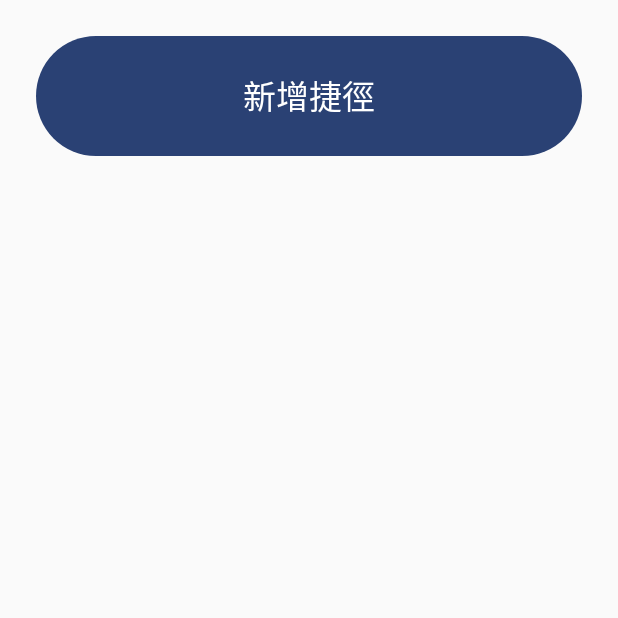
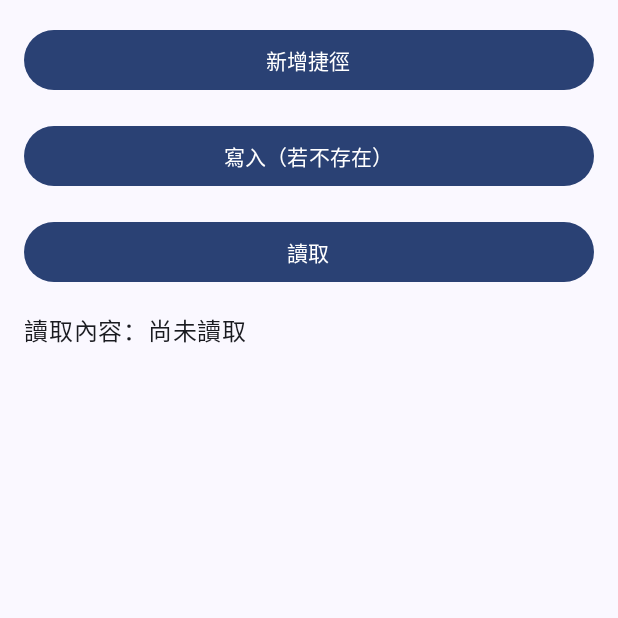
Before and after one commit to emawnag/desktopNumberRecord, an Android app built with Jetpack Compose: the screen it shows after launch (MainActivity), after a tap on "新增捷徑", on a phone screen of 412 x 824 dp, the top half of it. Run offline under Robolectric (Android 15) with nearby library versions, the phone set to English and light mode, and no system bars; 1 statement that could not run was skipped.

Commit message:
手動大改

```diff
--- a/app/src/main/java/andy/the/breaker/testempty1/MainActivity.kt
+++ b/app/src/main/java/andy/the/breaker/testempty1/MainActivity.kt
@@ -1,6 +1,10 @@
 package andy.the.breaker.testempty1
 
+import android.app.PendingIntent
+import android.content.BroadcastReceiver
+import android.content.Context
 import android.content.Intent
+import android.content.IntentFilter
 import android.content.pm.ShortcutInfo
 import android.content.pm.ShortcutManager
 import android.graphics.drawable.Icon
@@ -10,6 +14,8 @@ import android.widget.Toast
 import androidx.activity.ComponentActivity
 import androidx.activity.compose.setContent
 import androidx.activity.enableEdgeToEdge
+import androidx.compose.foundation.layout.Arrangement
+import androidx.compose.foundation.layout.Column
 import androidx.compose.foundation.layout.fillMaxSize
 import androidx.compose.foundation.layout.fillMaxWidth
 import androidx.compose.foundation.layout.height
@@ -19,53 +25,73 @@ import androidx.compose.material3.MaterialTheme
 import androidx.compose.material3.Scaffold
 import androidx.compose.material3.Text
 import androidx.compose.runtime.Composable
+import androidx.compose.runtime.getValue
+import androidx.compose.runtime.mutableStateOf
+import androidx.compose.runtime.remember
+import androidx.compose.runtime.setValue
 import androidx.compose.ui.Modifier
 import androidx.compose.ui.tooling.preview.Preview
 import androidx.compose.ui.unit.dp
 import andy.the.breaker.testempty1.ui.theme.Testempty1Theme
+import java.io.File
 import kotlin.jvm.java
 
 class MainActivity : ComponentActivity() {
-    /*override fun onCreate(savedInstanceState: Bundle?) {
+    private lateinit var warehouse: WarehouseManagement
+
+    override fun onCreate(savedInstanceState: Bundle?) {
         super.onCreate(savedInstanceState)
-        enableEdgeToEdge()
+
+        warehouse = WarehouseManagement(this) // 初始化
+
         setContent {
+            var fileContent by remember { mutableStateOf("尚未讀取") }
+
             Testempty1Theme {
-                Scaffold(modifier = Modifier.fillMaxSize()) { innerPadding ->
-                    Greeting(
-                        name = "Android",
-                        modifier = Modifier.padding(innerPadding)
-                    )
+                Scaffold { padding ->
+                    Column(
+                        modifier = Modifier
+                            .padding(padding)
+                            .padding(16.dp)
+                            .fillMaxSize(),
+                        verticalArrangement = Arrangement.spacedBy(16.dp)
+                    ) {
+                        Button(onClick = {
+                            shortcutIndex = 0
+                            createNextShortcut()
+                        }, modifier = Modifier.fillMaxWidth()) {
+                            Text("新增捷徑")
+                        }
+
+                        Button(
+                            onClick = {
+                                val msg = warehouse.writeToFileIfNotExists("my_file.txt", "這是測試內容")
+                                Toast.makeText(this@MainActivity, msg, Toast.LENGTH_SHORT).show()
+                            },
+                            modifier = Modifier.fillMaxWidth()
+                        ) {
+                            Text("寫入（若不存在）")
+                        }
+
+                        Button(
+                            onClick = {
+                                fileContent = warehouse.readFromFile("main.json")
+                            },
+                            modifier = Modifier.fillMaxWidth()
+                        ) {
+                            Text("讀取")
+                        }
+
+                        Text("讀取內容：$fileContent")
+                    }
                 }
             }
         }
-    }*/
-    /*override fun onCreate(savedInstanceState: Bundle?) {
-        super.onCreate(savedInstanceState)
+    }
 
-        // 顯示 Toast 訊息
-        Toast.makeText(this, "你的訊息內容", Toast.LENGTH_SHORT).show()
-
-        // 關閉 Activity
-        finish()
-    }*/
-    override fun onCreate(savedInstanceState: Bundle?) {
-        super.onCreate(savedInstanceState)
-
-        setContent {
-            Testempty1Theme {
-                AddShortcutScreen { createShortcut() }
-            }
-        }
-    }
-    private fun createShortcut() {
+    /*private fun createShortcut() {
         if (Build.VERSION.SDK_INT >= Build.VERSION_CODES.O) {
             val shortcutManager = getSystemService(ShortcutManager::class.java)
-/*
-            val shortcutIntent = Intent(this, ShortcutReceiver::class.java).apply {
-                action = Intent.ACTION_VIEW
-            }
-*/
             val shortcutIntent = Intent(this, ShortcutActivity::class.java).apply {
                 action = Intent.ACTION_VIEW
             }
@@ -81,7 +107,110 @@ class MainActivity : ComponentActivity() {
         } else {
             Toast.makeText(this, "需要 Android 8.0 以上", Toast.LENGTH_SHORT).show()
         }
+    }*/
+
+    /*private fun createShortcuts() {
+        if (Build.VERSION.SDK_INT >= Build.VERSION_CODES.O) {
+            val shortcutManager = getSystemService(ShortcutManager::class.java)
+
+            val shortcuts = mutableListOf<ShortcutInfo>()
+
+            for (i in 0..9) {
+                val shortcutIntent = Intent(this, ShortcutActivity::class.java).apply {
+                    action = Intent.ACTION_VIEW
+                    putExtra("shortcut_number", i)
+                }
+
+                val shortcut = ShortcutInfo.Builder(this, "shortcut_$i")
+                    .setShortLabel("數字$i")
+                    .setLongLabel("這是數字 $i 的捷徑")
+                    .setIcon(Icon.createWithResource(this, R.mipmap.ic_launcher))
+                    .setIntent(shortcutIntent)
+                    .build()
+
+                shortcuts.add(shortcut)
+            }
+
+            shortcutManager?.dynamicShortcuts = shortcuts
+            Toast.makeText(this, "已新增 0~9 的捷徑！", Toast.LENGTH_SHORT).show()
+        } else {
+            Toast.makeText(this, "需要 Android 8.0 以上", Toast.LENGTH_SHORT).show()
+        }
+    }*/
+
+    /*private fun createPinnedShortcuts() {
+        if (Build.VERSION.SDK_INT >= Build.VERSION_CODES.O) {
+            val shortcutManager = getSystemService(ShortcutManager::class.java)
+
+            for (i in 0..9) {
+                val shortcutIntent = Intent(this, ShortcutActivity::class.java).apply {
+                    action = Intent.ACTION_VIEW
+                    putExtra("shortcut_number", i)
+                }
+
+                val shortcutInfo = ShortcutInfo.Builder(this, "pinned_shortcut_$i")
+                    .setShortLabel("數字$i")
+                    .setIcon(Icon.createWithResource(this, R.mipmap.ic_launcher))
+                    .setIntent(shortcutIntent)
+                    .build()
+
+                if (shortcutManager?.isRequestPinShortcutSupported == true) {
+                    val pinnedShortcutCallbackIntent = shortcutManager.createShortcutResultIntent(shortcutInfo)
+                    val successCallback = PendingIntent.getBroadcast(this, 0, pinnedShortcutCallbackIntent, PendingIntent.FLAG_IMMUTABLE)
+
+                    shortcutManager.requestPinShortcut(shortcutInfo, successCallback.intentSender)
+                }
+            }
+        } else {
+            Toast.makeText(this, "需要 Android 8.0 以上", Toast.LENGTH_SHORT).show()
+        }
+    }*/
+    private var shortcutIndex = 0
+
+    private fun createNextShortcut() {
+        if (Build.VERSION.SDK_INT >= Build.VERSION_CODES.O) {
+            val shortcutManager = getSystemService(ShortcutManager::class.java)
+
+            if (shortcutIndex > 9) {
+                Toast.makeText(this, "已全部新增完畢！", Toast.LENGTH_SHORT).show()
+                return
+            }
+
+            val i = shortcutIndex
+            val shortcutIntent = Intent(this, ShortcutActivity::class.java).apply {
+                action = Intent.ACTION_VIEW
+                putExtra("shortcut_number", i)
+            }
+
+            val shortcut = ShortcutInfo.Builder(this, "pinned_shortcut_$i")
+                .setShortLabel("數字$i")
+                .setIcon(Icon.createWithResource(this, R.mipmap.ic_launcher))
+                .setIntent(shortcutIntent)
+                .build()
+
+            if (shortcutManager?.isRequestPinShortcutSupported == true) {
+                val pinnedShortcutCallbackIntent = shortcutManager.createShortcutResultIntent(shortcut)
+                val successCallback = PendingIntent.getBroadcast(this, i, pinnedShortcutCallbackIntent, PendingIntent.FLAG_IMMUTABLE)
+
+                // 註冊一個廣播接收器，當使用者新增完成後繼續下一個
+                val receiver = object : BroadcastReceiver() {
+                    override fun onReceive(context: Context?, intent: Intent?) {
+                        unregisterReceiver(this)
+                        shortcutIndex++
+                        createNextShortcut()
+                    }
+                }
+
+                registerReceiver(receiver, IntentFilter(ShortcutManager.ACTION_PINNED_SHORTCUT_RESULT))
+                shortcutManager.requestPinShortcut(shortcut, successCallback.intentSender)
+            } else {
+                Toast.makeText(this, "裝置不支援 Pinned Shortcuts", Toast.LENGTH_SHORT).show()
+            }
+        }
     }
+
+
+
 }
 
 @Composable
--- a/app/src/main/java/andy/the/breaker/testempty1/ShortcutActivity.kt
+++ b/app/src/main/java/andy/the/breaker/testempty1/ShortcutActivity.kt
@@ -5,11 +5,12 @@ import android.os.Bundle
 import android.widget.Toast
 
 class ShortcutActivity : Activity() {
+    private lateinit var warehouse: WarehouseManagement
     override fun onCreate(savedInstanceState: Bundle?) {
         super.onCreate(savedInstanceState)
-
+        warehouse = WarehouseManagement(this)
         Toast.makeText(this, "🎯 你點到了捷徑！", Toast.LENGTH_SHORT).show()
-
+        warehouse.logClick("測試訊息A")
         finish()
     }
 }
```
Also changed, not shown: app/src/main/java/andy/the/breaker/testempty1/WarehouseManagement.kt (added, +91 -0 lines).
